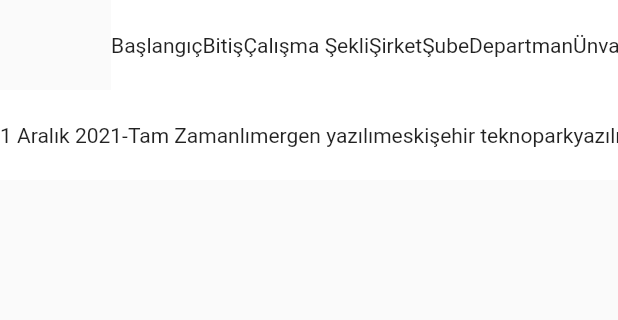
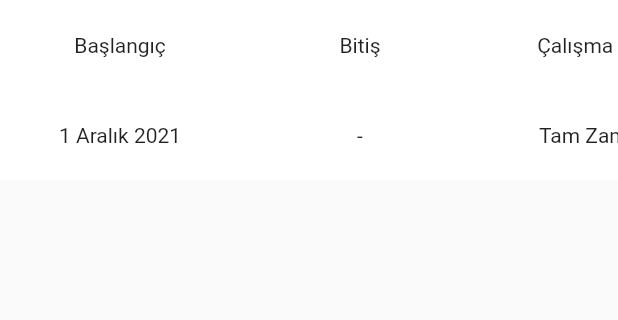
Before and after one commit to MergenTech-ERP-Project/Frontend, a Flutter app: the AddNewEmployee screen opened directly, tab 2 chosen, on a phone screen of 412 x 824 dp, the part 72-392 px from its top. Run offline on Flutter 3.47's test engine with Material 2 defaults, Android fonts, the light colour scheme and no system bars; our stand-ins replace date_time_picker, get, shared_preferences; missing offline and left inert: dart:html, enum_to_string; accounts and stored records are empty; network calls fail.

Commit message:
Tab Kariyer Fixed

```diff
--- a/flutter/lib/screens/AddNewEmployee/tab_kariyer.dart
+++ b/flutter/lib/screens/AddNewEmployee/tab_kariyer.dart
@@ -33,8 +33,7 @@
   );
   @override
   Widget build(BuildContext context) {
-    return SafeArea(
-      child: ScrollConfiguration(
+    return ScrollConfiguration(
       behavior: MyCustomScrollBehavior(),
       child: SingleChildScrollView(
         controller: scrollController,
@@ -46,7 +45,6 @@
           ],
         ),
       ),
-      ),
     );
   }
 
@@ -54,9 +52,8 @@
     return Container(
       color: color,
       height: 60,
+      width: strings.length * 160,
       child: Row(
-        mainAxisSize: MainAxisSize.min,
-        mainAxisAlignment: MainAxisAlignment.spaceBetween,
         children: strings
             .map<Widget>(
               (e) => Flexible(
```
Lines whose indentation alone changed are shown as unchanged.
